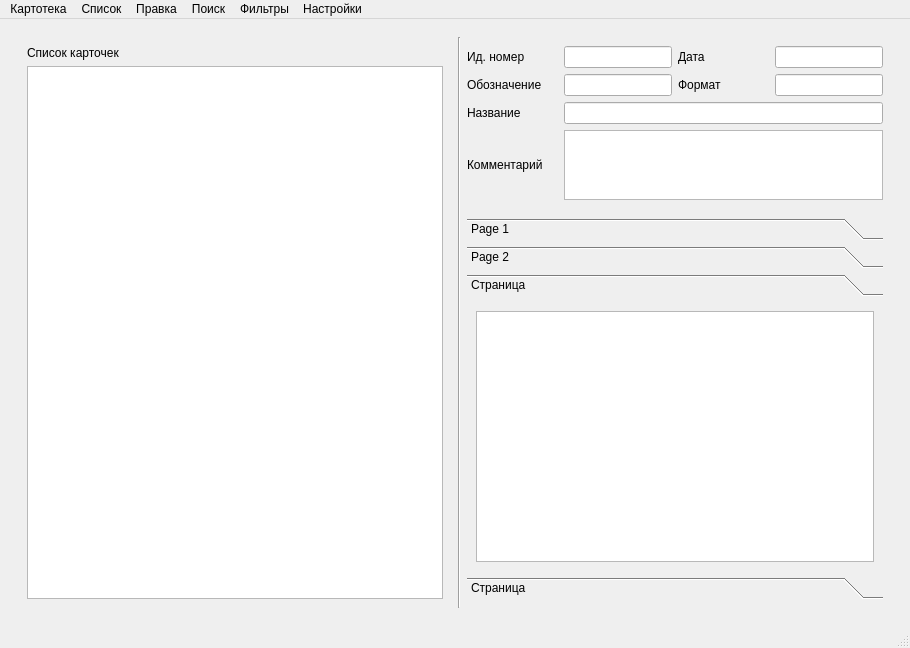
Lelius/FileCabinet, file mainwindow.ui: the form before one commit.
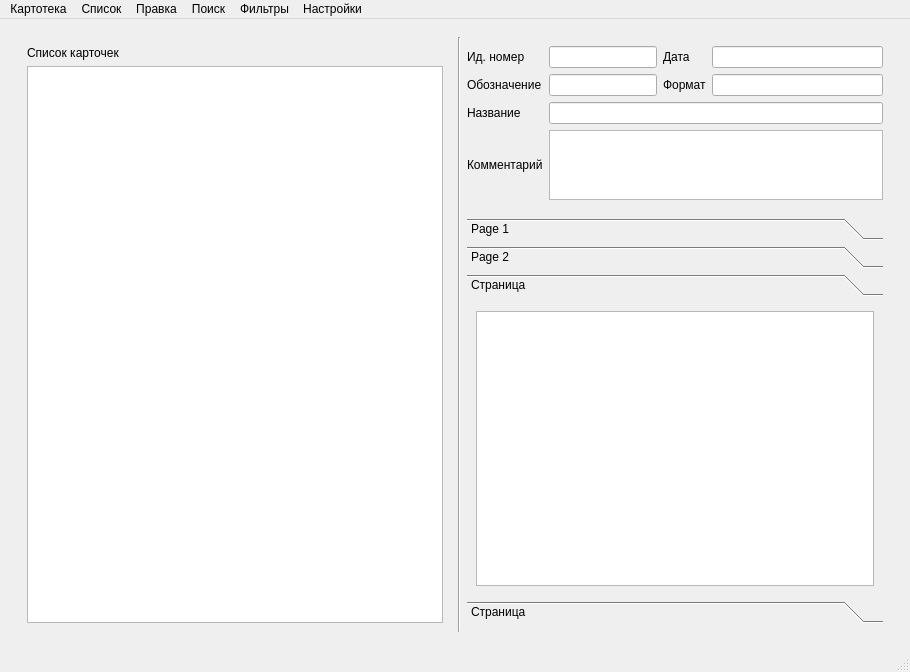
The form after the commit. The open tabs and pages were chosen to show the change. Icons and pictures are not drawn.

Commit message: Изменил sizePolice для всех label в PageListCard на Maximum.

```diff
--- a/mainwindow.ui
+++ b/mainwindow.ui
@@ -7,7 +7,7 @@
     <x>0</x>
     <y>0</y>
     <width>910</width>
-    <height>648</height>
+    <height>672</height>
    </rect>
   </property>
   <property name="font">
@@ -69,7 +69,7 @@
                <item row="0" column="2">
                 <widget class="QLabel" name="labelReceiptDate">
                  <property name="sizePolicy">
-                  <sizepolicy hsizetype="MinimumExpanding" vsizetype="Preferred">
+                  <sizepolicy hsizetype="Maximum" vsizetype="Preferred">
                    <horstretch>0</horstretch>
                    <verstretch>0</verstretch>
                   </sizepolicy>
@@ -88,7 +88,7 @@
                <item row="2" column="0">
                 <widget class="QLabel" name="labelName">
                  <property name="sizePolicy">
-                  <sizepolicy hsizetype="MinimumExpanding" vsizetype="Preferred">
+                  <sizepolicy hsizetype="Maximum" vsizetype="Preferred">
                    <horstretch>0</horstretch>
                    <verstretch>0</verstretch>
                   </sizepolicy>
@@ -101,7 +101,7 @@
                <item row="1" column="0">
                 <widget class="QLabel" name="labelDesignation">
                  <property name="sizePolicy">
-                  <sizepolicy hsizetype="MinimumExpanding" vsizetype="Preferred">
+                  <sizepolicy hsizetype="Maximum" vsizetype="Preferred">
                    <horstretch>0</horstretch>
                    <verstretch>0</verstretch>
                   </sizepolicy>
@@ -124,7 +124,7 @@
                <item row="4" column="0">
                 <widget class="QLabel" name="labelComment">
                  <property name="sizePolicy">
-                  <sizepolicy hsizetype="MinimumExpanding" vsizetype="Maximum">
+                  <sizepolicy hsizetype="Maximum" vsizetype="Maximum">
                    <horstretch>0</horstretch>
                    <verstretch>0</verstretch>
                   </sizepolicy>
@@ -160,7 +160,7 @@
                <item row="0" column="0">
                 <widget class="QLabel" name="labelInventoryNumber">
                  <property name="sizePolicy">
-                  <sizepolicy hsizetype="MinimumExpanding" vsizetype="Preferred">
+                  <sizepolicy hsizetype="Maximum" vsizetype="Preferred">
                    <horstretch>0</horstretch>
                    <verstretch>0</verstretch>
                   </sizepolicy>
@@ -193,7 +193,7 @@
                <item row="1" column="2">
                 <widget class="QLabel" name="labelKitFormat">
                  <property name="sizePolicy">
-                  <sizepolicy hsizetype="MinimumExpanding" vsizetype="Preferred">
+                  <sizepolicy hsizetype="Maximum" vsizetype="Preferred">
                    <horstretch>0</horstretch>
                    <verstretch>0</verstretch>
                   </sizepolicy>
@@ -261,6 +261,14 @@
                   </layout>
                  </widget>
                  <widget class="QWidget" name="page_3">
+                  <property name="geometry">
+                   <rect>
+                    <x>0</x>
+                    <y>0</y>
+                    <width>450</width>
+                    <height>212</height>
+                   </rect>
+                  </property>
                   <attribute name="label">
                    <string>Страница</string>
                   </attribute>
```
Left out of the diff: 16 changed lines with no effect on the pictures.
